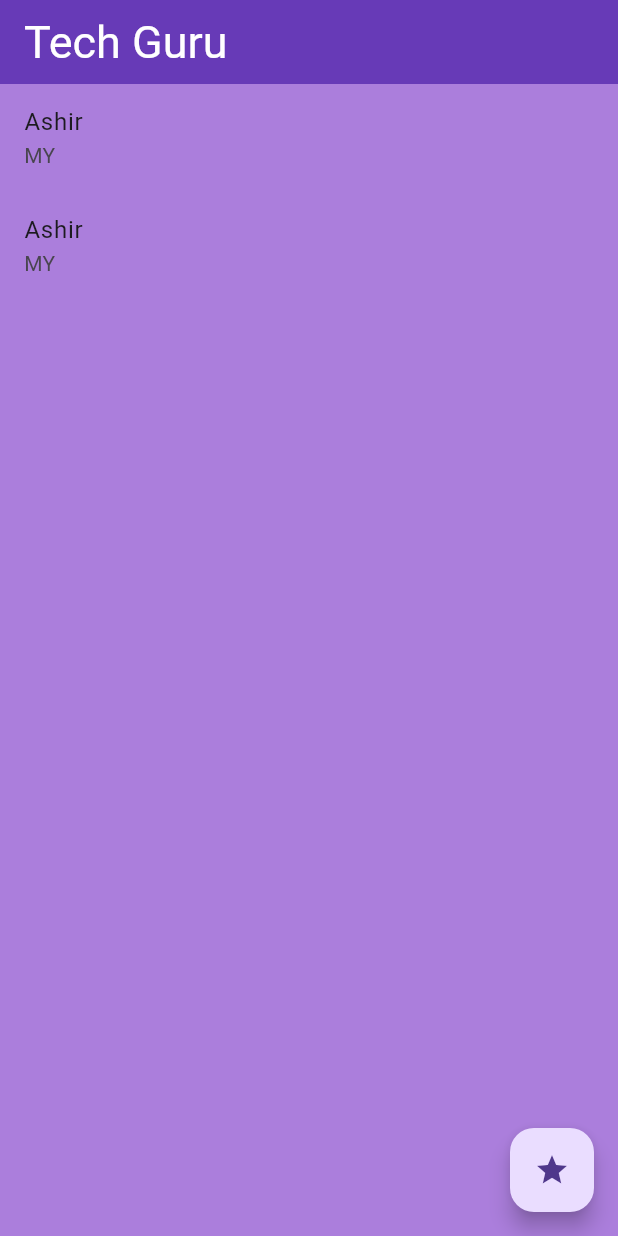
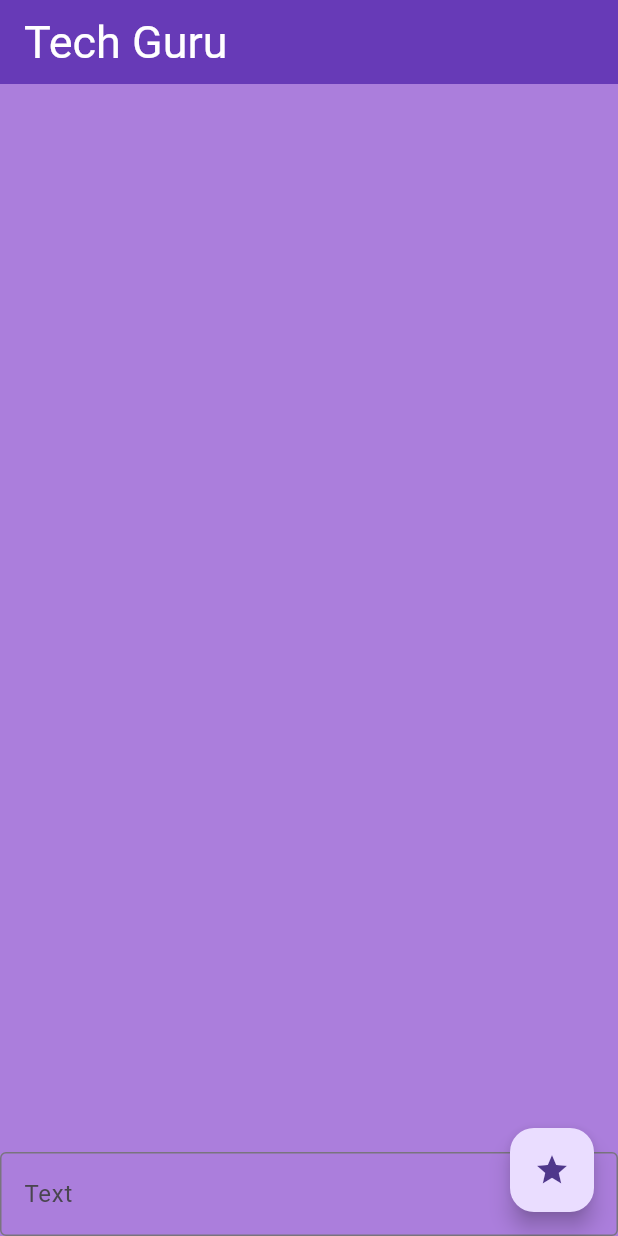
Before and after one commit to ashir227/Todo-App-Classes, a Flutter app: the screen it shows after launch, after a tap on the "star purple500" icon, on a phone screen of 412 x 824 dp. Run offline on Flutter 3.47's test engine with Material 3 defaults, Android fonts, the phone set to English and light mode, and no system bars.

Commit message:
ui logicz

```diff
--- a/lib/todo.dart
+++ b/lib/todo.dart
@@ -11,6 +11,7 @@ class TodoApp extends StatefulWidget {
 }
 
 class _TodoAppState extends State<TodoApp> {
+  List<Map<String, dynamic>> todo = [];
   TextEditingController mycontrol = TextEditingController();
   @override
   Widget build(BuildContext context) {
@@ -27,7 +28,7 @@ class _TodoAppState extends State<TodoApp> {
         ),
       ),
       body: Container(
-        height: double.maxFinite,
+        height: double.infinity,
         width: double.infinity,
         color: const Color.fromARGB(255, 171, 126, 220),
         child: Column(
@@ -36,19 +37,51 @@ class _TodoAppState extends State<TodoApp> {
               child: ListView.builder(
                 itemBuilder: (context, index) {
                   return ListTile(
-                    title: Text("Ashir"),
-                    subtitle: Text("MY"),
-                    tileColor: const Color.fromARGB(255, 124, 93, 211),
+                    title: Text(
+                      todo[index]["title"],
+                      style: TextStyle(
+                        fontWeight: todo[index]["done"]
+                            ? FontWeight.w700
+                            : FontWeight.w400,
+                      ),
+                      // tileColor: const Color.fromARGB(255, 146, 122, 210),
+                    ),
+                    trailing: IconButton(
+                      onPressed: () {
+                        todo[index]["done"] = !todo[index]["done"];
+                        setState(() {});
+                      },
+                      icon: Icon(
+                        todo[index]["done"]
+                            ? Icons.check_box
+                            : Icons.check_box_outline_blank,
+                      ),
+                    ),
                   );
                 },
-                itemCount: 2,
+                itemCount: todo.length,
+              ),
+            ),
+            Container(
+              child: TextField(
+                controller: mycontrol,
+                decoration: InputDecoration(
+                  border: OutlineInputBorder(),
+                  hintText: "Text",
+                ),
               ),
             ),
           ],
         ),
       ),
       floatingActionButton: FloatingActionButton(
-        onPressed: () {},
+        onPressed: () {
+          if (mycontrol.text.isNotEmpty) {
+            todo.add({"title": mycontrol.text, "done": false});
+            mycontrol.clear();
+            setState(() {});
+          }
+        },
         child: Icon(Icons.star_purple500_sharp),
       ),
     );
```
